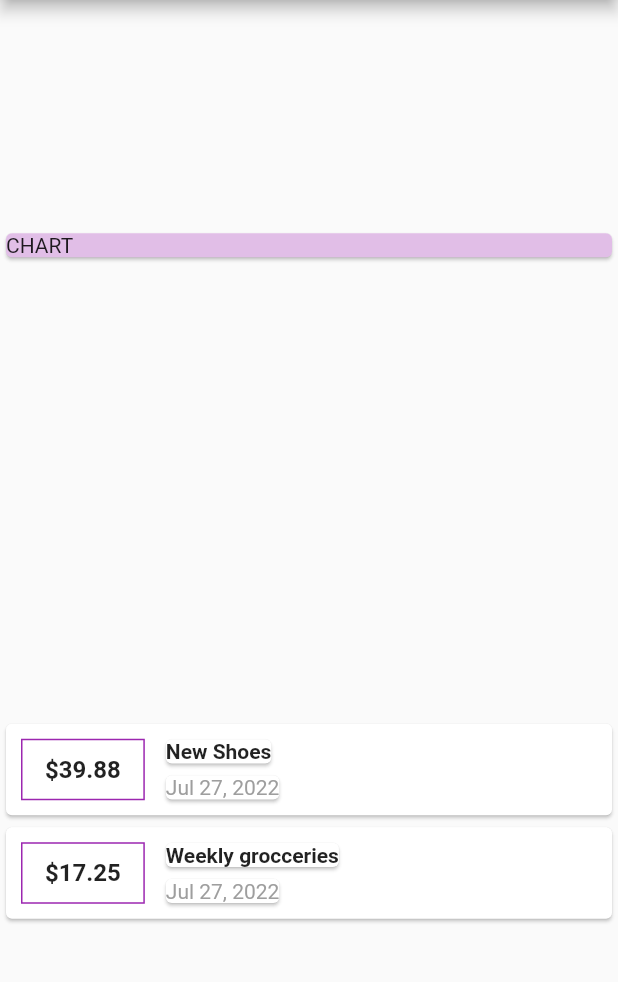
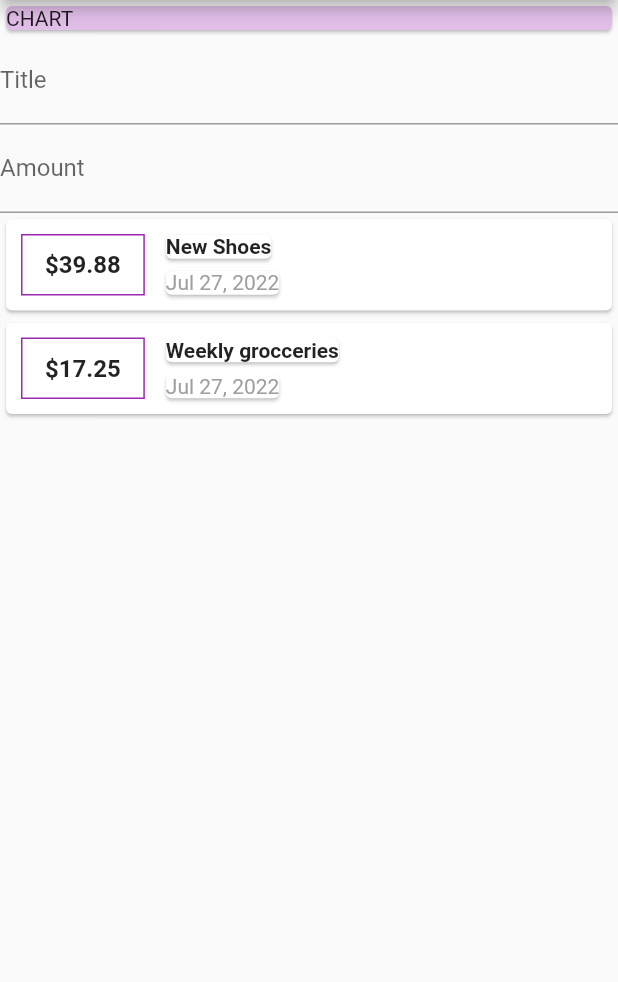
Before and after one commit to WinstonBrandon/Expenses-App, a Flutter app: the screen it shows after launch, on a phone screen of 412 x 824 dp, the part 84-1066 px from its top. Run offline on Flutter 3.47's test engine with Material 2 defaults, Android fonts, the phone set to English and light mode, and no system bars.

Commit message:
moved cards up, added TextField & labeltext

```diff
--- a/expenses_app/lib/main.dart
+++ b/expenses_app/lib/main.dart
@@ -39,7 +39,6 @@ class MyAppHomepage extends StatelessWidget {
       ),
       body: Column(
         crossAxisAlignment: CrossAxisAlignment.stretch,
-        mainAxisAlignment: MainAxisAlignment.spaceAround,
         children: [
           Card(
             color: Colors.purple[100],
@@ -48,14 +47,26 @@ class MyAppHomepage extends StatelessWidget {
             ),
           ),
           Column(
+            children: [
+              TextField(
+                decoration: InputDecoration(labelText: 'Title'),
+              ),
+              TextField(
+                decoration: InputDecoration(labelText: 'Amount'),
+              ),
+            ],
+          ),
+          Column(
             children: transactions.map((tx) {
               return Card(
                 child: Row(
                   children: [
                     Container(
                       margin: EdgeInsets.all(10),
-                      padding:
-                          EdgeInsets.symmetric(horizontal: 15, vertical: 10),
+                      padding: EdgeInsets.symmetric(
+                        horizontal: 15,
+                        vertical: 10,
+                      ),
                       decoration: BoxDecoration(
                         border: Border.all(
                           color: Colors.purple,
```
